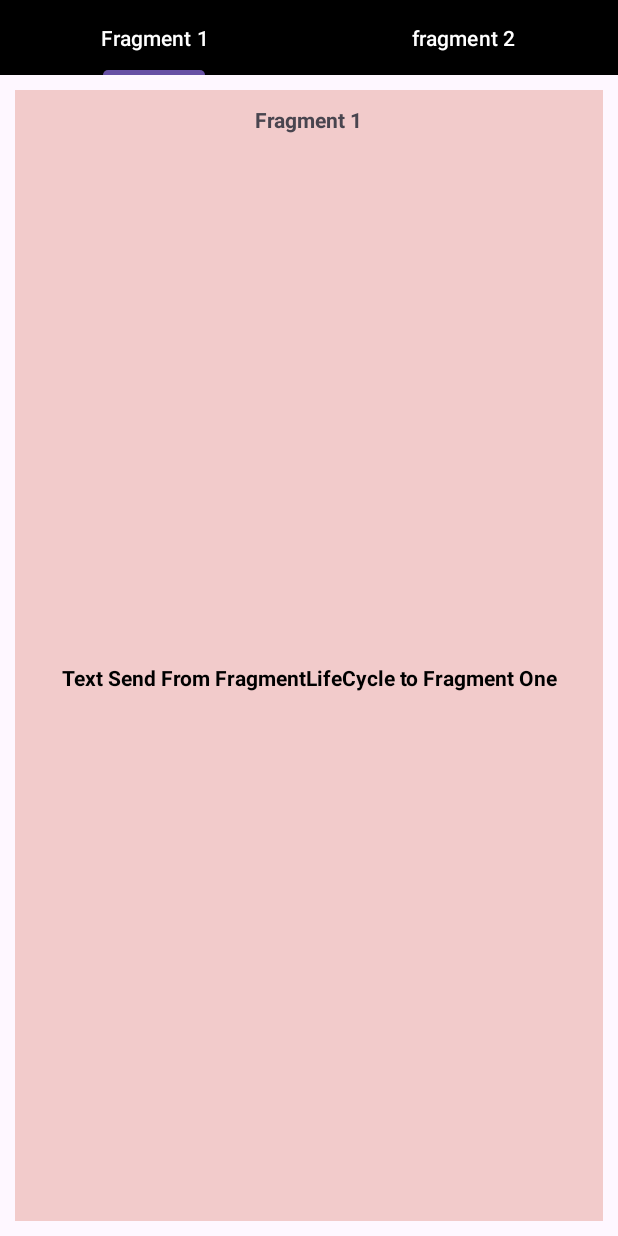
After one commit to Rahulbitcot/Learning_App, an Android app: the Fragment1 screen opened directly, with no data from a screen before it, on a phone screen of 412 x 824 dp. The commit adds this screen. Run offline under Robolectric (Android 15) with nearby library versions, the phone set to English and light mode, and no system bars.

Commit message:
Activity LifeCycle And Fragment Lifecycle

```diff
--- /dev/null
+++ b/app/src/main/java/com/example/learningapp/fragmentLifeCycle/FragmentLifeCycle.kt
@@ -0,0 +1,39 @@
+package com.example.learningapp.fragmentLifeCycle
+
+import android.os.Bundle
+import androidx.appcompat.app.AppCompatActivity
+import com.example.learningapp.databinding.ActivityFragmentLifeCycleBinding
+import com.example.learningapp.fragmentLifeCycle.adapter.PagerAdapter
+import com.google.android.material.tabs.TabLayoutMediator
+
+
+class FragmentLifeCycle : AppCompatActivity() {
+
+    private lateinit var binding : ActivityFragmentLifeCycleBinding
+
+    override fun onCreate(savedInstanceState: Bundle?) {
+        super.onCreate(savedInstanceState)
+        binding = ActivityFragmentLifeCycleBinding.inflate(layoutInflater)
+        setContentView(binding.root)
+
+        val bundle = Bundle().apply {
+            putString("textForFragmentOne", "Text Send From FragmentLifeCycle to Fragment One")
+            putString("textForFragmentSecond", "Text Send From FragmentLifeCycle to Fragment Second")
+        }
+
+        val pagerAdapter =PagerAdapter(this,bundle)
+        binding.viewPager.adapter = pagerAdapter
+
+
+        TabLayoutMediator(binding.tabLayout, binding.viewPager) { tab, position ->
+            tab.text = when (position) {
+                0 -> "Fragment 1"
+                1 -> "fragment 2"
+                else -> "Tab"
+            }
+        }.attach()
+
+    }
+    //Check log using   package:mine (tag:Fragment_A_Log | tag:Fragment_B_Log) Filter
+
+}
--- /dev/null
+++ b/app/src/main/java/com/example/learningapp/fragmentLifeCycle/adapter/PagerAdapter.kt
@@ -0,0 +1,21 @@
+package com.example.learningapp.fragmentLifeCycle.adapter
+
+import android.os.Bundle
+import androidx.appcompat.app.AppCompatActivity
+import androidx.fragment.app.Fragment
+import androidx.viewpager2.adapter.FragmentStateAdapter
+import com.example.learningapp.fragmentLifeCycle.fragments.Fragment1
+import com.example.learningapp.fragmentLifeCycle.fragments.Fragment2
+
+class PagerAdapter(activity: AppCompatActivity, private val data: Bundle) : FragmentStateAdapter(activity) {
+
+    override fun getItemCount(): Int = 2
+
+    override fun createFragment(position: Int): Fragment {
+        return when (position) {
+            0 -> Fragment1().apply { arguments = data }
+            1 -> Fragment2().apply { arguments = data }
+            else -> Fragment1()
+        }
+    }
+}
--- /dev/null
+++ b/app/src/main/java/com/example/learningapp/fragmentLifeCycle/fragments/Fragment1.kt
@@ -0,0 +1,87 @@
+package com.example.learningapp.fragmentLifeCycle.fragments
+
+import android.os.Bundle
+import android.util.Log
+import android.view.LayoutInflater
+import android.view.View
+import android.view.ViewGroup
+import android.widget.TextView
+import androidx.fragment.app.Fragment
+import com.example.learningapp.R
+
+
+class Fragment1 : Fragment() {
+
+
+    override fun onCreate(savedInstanceState: Bundle?) {
+        super.onCreate(savedInstanceState)
+        Log.d("Fragment_A_Log" , "Fragment A is on  onCreate ")
+
+    }
+
+    override fun onCreateView(
+        inflater: LayoutInflater, container: ViewGroup?,
+        savedInstanceState: Bundle?
+    ): View? {
+        Log.d("Fragment_A_Log" , "Fragment A is on  onCreateView ")
+        return inflater.inflate(R.layout.fragment_1, container, false)
+    }
+
+    override fun onViewCreated(view: View, savedInstanceState: Bundle?) {
+        super.onViewCreated(view, savedInstanceState)
+
+        //Text Receive from FragmentLifeCycle Activity
+        val message = arguments?.getString("textForFragmentOne")
+        val textviewIntentData = view.findViewById<TextView>(R.id.txtView_intent_data)
+        textviewIntentData?.text = message
+
+        Log.d("Fragment_A_Log" , "Fragment A is on  onViewCreated ")
+    }
+
+    override fun onViewStateRestored(savedInstanceState: Bundle?) {
+        super.onViewStateRestored(savedInstanceState)
+        Log.d("Fragment_A_Log" , "Fragment A is on  onViewStateRestored ")
+
+    }
+
+    override fun onStart() {
+        super.onStart()
+        Log.d("Fragment_A_Log" , "Fragment A is on  OnStart ")
+    }
+
+    override fun onResume() {
+        super.onResume()
+        Log.d("Fragment_A_Log" , "Fragment A is on  onResume ")
+
+
+    }
+
+    override fun onPause() {
+        super.onPause()
+        Log.d("Fragment_A_Log" , "Fragment A is on  onPause ")
+
+    }
+
+    override fun onStop() {
+        super.onStop()
+        Log.d("Fragment_A_Log" , "Fragment A is on  onStop ")
+    }
+
+    override fun onSaveInstanceState(outState: Bundle) {
+        super.onSaveInstanceState(outState)
+        Log.d("Fragment_A_Log" , "Fragment A is on  onSaveInstanceState ")
+    }
+
+    override fun onDestroyView() {
+        super.onDestroyView()
+        Log.d("Fragment_A_Log" , "Fragment A is on  onDestroyView ")
+    }
+
+    override fun onDestroy() {
+        super.onDestroy()
+        Log.d("Fragment_A_Log" , "Fragment A is on  onDestroy ")
+
+    }
+
+}
+//Check log using   package:mine (tag:Fragment_A_Log | tag:Fragment_B_Log) Filter
--- /dev/null
+++ b/app/src/main/res/layout/activity_fragment_life_cycle.xml
@@ -0,0 +1,36 @@
+<?xml version="1.0" encoding="utf-8"?>
+<androidx.constraintlayout.widget.ConstraintLayout xmlns:android="http://schemas.android.com/apk/res/android"
+    xmlns:app="http://schemas.android.com/apk/res-auto"
+    xmlns:tools="http://schemas.android.com/tools"
+    android:id="@+id/main"
+    android:layout_width="match_parent"
+    android:layout_height="match_parent"
+    tools:context=".fragmentLifeCycle.FragmentLifeCycle">
+
+    <com.google.android.material.tabs.TabLayout
+        android:id="@+id/tabLayout"
+        android:layout_width="match_parent"
+        android:layout_height="50dp"
+        android:background="@color/black"
+        app:tabTextColor="@color/white"
+        app:layout_constraintTop_toTopOf="parent"
+        app:layout_constraintStart_toStartOf="parent"
+        app:layout_constraintEnd_toEndOf="parent">
+
+
+</com.google.android.material.tabs.TabLayout>
+
+    <androidx.viewpager2.widget.ViewPager2
+        android:id="@+id/viewPager"
+        android:layout_width="match_parent"
+        android:layout_height="0dp"
+        app:layout_constraintTop_toBottomOf="@id/tabLayout"
+        app:layout_constraintStart_toStartOf="parent"
+        app:layout_constraintEnd_toEndOf="parent"
+        android:layout_margin="10dp"
+        app:layout_constraintBottom_toBottomOf="parent"
+        android:background="#F2CBCB"
+        android:layout_below="@id/tabLayout"/>
+
+
+</androidx.constraintlayout.widget.ConstraintLayout>
--- /dev/null
+++ b/app/src/main/res/layout/fragment_1.xml
@@ -0,0 +1,36 @@
+<?xml version="1.0" encoding="utf-8"?>
+<FrameLayout xmlns:android="http://schemas.android.com/apk/res/android"
+    xmlns:tools="http://schemas.android.com/tools"
+    android:layout_width="match_parent"
+    android:layout_height="match_parent"
+    xmlns:app="http://schemas.android.com/apk/res-auto"
+    tools:context=".fragmentLifeCycle.fragments.Fragment1">
+
+    <androidx.constraintlayout.widget.ConstraintLayout
+        android:layout_width="match_parent"
+        android:layout_height="match_parent">
+        <TextView
+            android:id="@+id/txt_Fragment_1"
+            android:layout_width="wrap_content"
+            android:layout_height="wrap_content"
+            android:layout_marginTop="10dp"
+            android:textStyle="bold"
+            app:layout_constraintTop_toTopOf="parent"
+            app:layout_constraintStart_toStartOf="parent"
+            app:layout_constraintEnd_toEndOf="parent"
+            android:text="@string/fragment1" />
+
+        <TextView
+            android:id="@+id/txtView_intent_data"
+            android:layout_width="wrap_content"
+            android:layout_height="wrap_content"
+            android:textStyle="bold"
+            android:textColor="@color/black"
+            android:text="NULL"
+            app:layout_constraintBottom_toBottomOf="parent"
+            app:layout_constraintStart_toStartOf="parent"
+            app:layout_constraintEnd_toEndOf="parent"
+            app:layout_constraintTop_toBottomOf="@id/txt_Fragment_1"/>
+
+    </androidx.constraintlayout.widget.ConstraintLayout>
+</FrameLayout>
```
Also changed, not shown: app/src/main/AndroidManifest.xml (+12 -0 lines), app/src/main/java/com/example/learningapp/MainActivity.kt (+15 -6 lines), app/src/main/java/com/example/learningapp/activityLifeCycle/ActivityA.kt (added, +68 -0 lines), app/src/main/java/com/example/learningapp/activityLifeCycle/ActivityB.kt (added, +66 -0 lines), app/src/main/java/com/example/learningapp/activityLifeCycle/ActivityLifeCycle.kt (added, +29 -0 lines), app/src/main/java/com/example/learningapp/fragmentLifeCycle/fragments/Fragment2.kt (added, +85 -0 lines), app/src/main/res/layout/activity_a.xml (added, +32 -0 lines), app/src/main/res/layout/activity_b.xml (added, +32 -0 lines), app/src/main/res/layout/activity_life_cycle.xml (added, +42 -0 lines), app/src/main/res/layout/activity_main.xml (+22 -2 lines), app/src/main/res/layout/fragment_2.xml (added, +38 -0 lines), app/src/main/res/values/strings.xml (+13 -0 lines).
